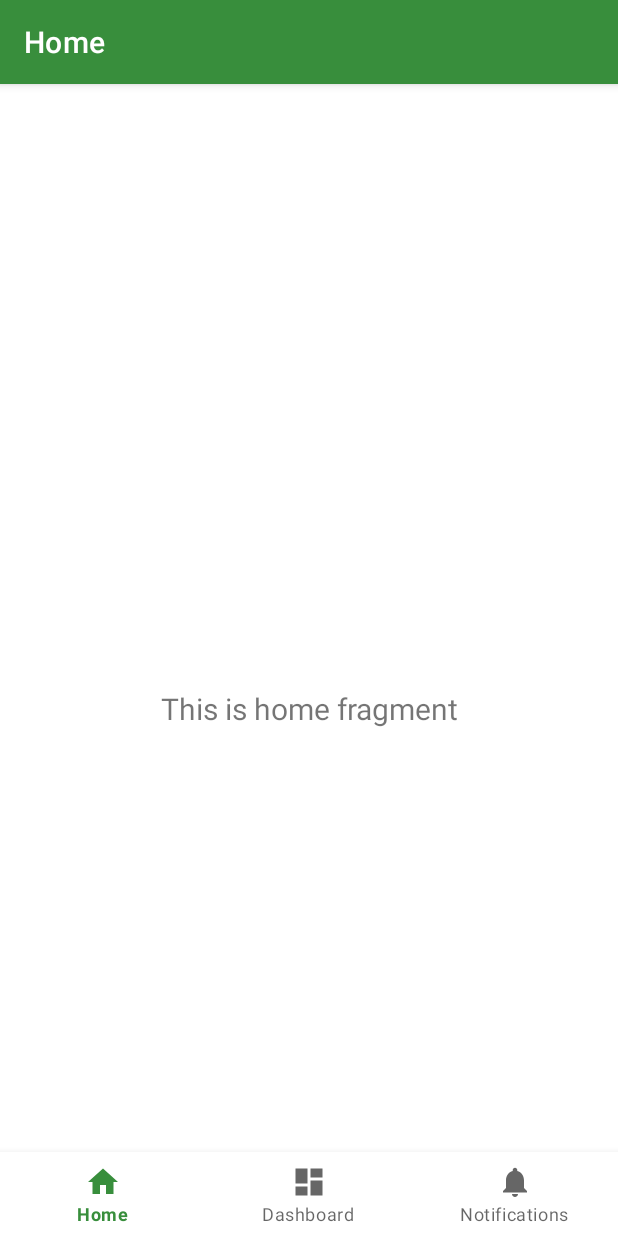
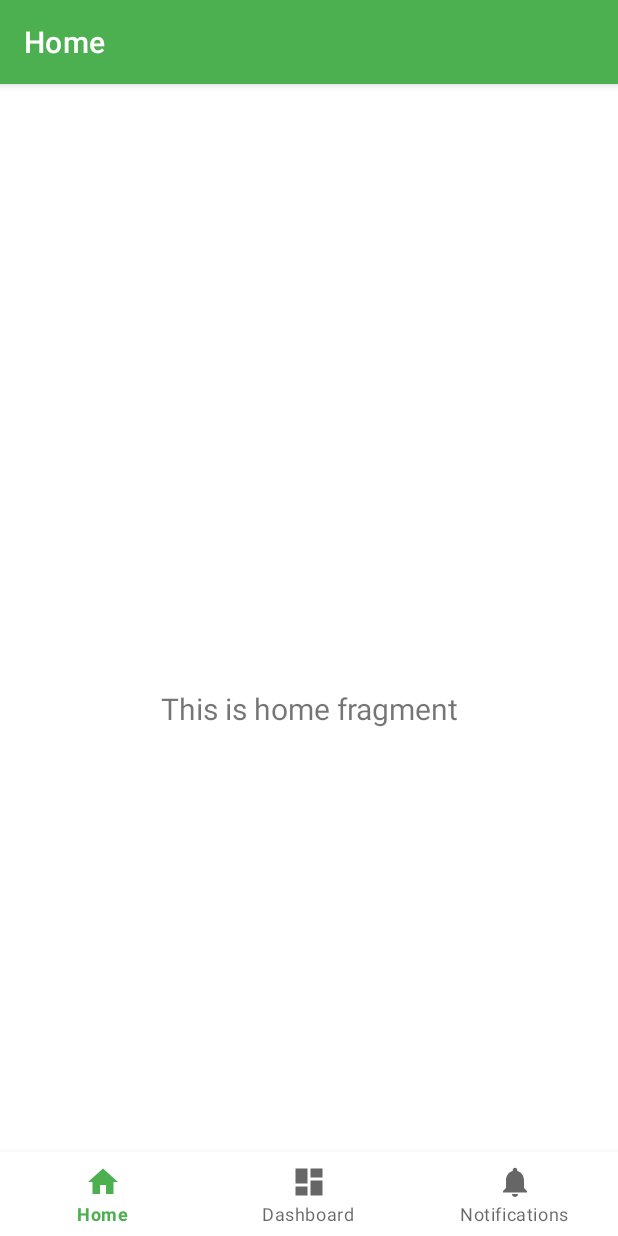
Before and after one commit to huw1990/SnookerImprover, an Android app: the screen it shows after launch (MainActivity), on a phone screen of 412 x 824 dp. Run offline under Robolectric (Android 15) with nearby library versions, the phone set to English and light mode, and no system bars; our stand-ins replace navigation-ui.

Commit message:
Change colour theme and add specific colours for dark mode, fixes #5

```diff
--- a/app/src/main/res/values-night/themes.xml
+++ b/app/src/main/res/values-night/themes.xml
@@ -2,13 +2,13 @@
     <!-- Base application theme. -->
     <style name="Theme.SnookerImprover" parent="Theme.MaterialComponents.DayNight.DarkActionBar">
         <!-- Primary brand color. -->
-        <item name="colorPrimary">@color/green_700</item>
-        <item name="colorPrimaryVariant">@color/dark_green</item>
+        <item name="colorPrimary">@color/green_light</item>
+        <item name="colorPrimaryVariant">@color/green</item>
         <item name="colorOnPrimary">@color/black</item>
         <!-- Secondary brand color. -->
-        <item name="colorSecondary">@color/grey_900</item>
-        <item name="colorSecondaryVariant">@color/dark_grey</item>
-        <item name="colorOnSecondary">@color/white</item>
+        <item name="colorSecondary">@color/red_light</item>
+        <item name="colorSecondaryVariant">@color/red_light</item>
+        <item name="colorOnSecondary">@color/black</item>
         <!-- Status bar color. -->
         <item name="android:statusBarColor" tools:targetApi="l">?attr/colorPrimaryVariant</item>
         <!-- Customize your theme here. -->
--- a/app/src/main/res/values/colors.xml
+++ b/app/src/main/res/values/colors.xml
@@ -1,12 +1,12 @@
 <?xml version="1.0" encoding="utf-8"?>
 <resources>
-    <color name="green_700">#388e3c</color>
-    <color name="light_green">#6abf69</color>
-    <color name="dark_green">#00600f</color>
+    <color name="green">#4caf50</color>
+    <color name="green_light">#80e27e</color>
+    <color name="green_dark">#087f23</color>
 
-    <color name="grey_900">#212121</color>
-    <color name="light_grey">#484848</color>
-    <color name="dark_grey">#000000</color>
+    <color name="red">#f44336</color>
+    <color name="red_light">#ff7961</color>
+    <color name="red_dark">#ba000d</color>
 
     <color name="black">#FF000000</color>
     <color name="white">#FFFFFFFF</color>
--- a/app/src/main/res/values/themes.xml
+++ b/app/src/main/res/values/themes.xml
@@ -2,13 +2,13 @@
     <!-- Base application theme. -->
     <style name="Theme.SnookerImprover" parent="Theme.MaterialComponents.DayNight.DarkActionBar">
         <!-- Primary brand color. -->
-        <item name="colorPrimary">@color/green_700</item>
-        <item name="colorPrimaryVariant">@color/dark_green</item>
+        <item name="colorPrimary">@color/green</item>
+        <item name="colorPrimaryVariant">@color/green_dark</item>
         <item name="colorOnPrimary">@color/black</item>
         <!-- Secondary brand color. -->
-        <item name="colorSecondary">@color/grey_900</item>
-        <item name="colorSecondaryVariant">@color/dark_grey</item>
-        <item name="colorOnSecondary">@color/white</item>
+        <item name="colorSecondary">@color/red</item>
+        <item name="colorSecondaryVariant">@color/red_dark</item>
+        <item name="colorOnSecondary">@color/black</item>
         <!-- Status bar color. -->
         <item name="android:statusBarColor" tools:targetApi="l">?attr/colorPrimaryVariant</item>
         <!-- Customize your theme here. -->
```
